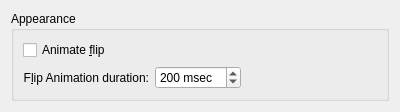
KDE/kwin, file effects/flipswitch_config.ui: the form before one commit.
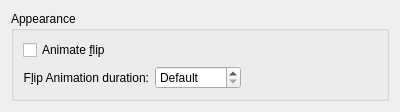
The form after the commit.

Commit message: Add a global configuration option for animation speed. See description of Effect::animationTime() for how-to-use. TODO: Effects need to reload config after doing the change in the kcm. NOTE: Default TimeLine constructor now creates invalid object, it is necessary to explicitly call setDuration() in order to ensure all animations respect this setting.

What changed in the file:
```diff
--- a/effects/flipswitch_config.ui
+++ b/effects/flipswitch_config.ui
@@ -38,14 +38,17 @@
       </item>
       <item row="1" column="1" >
        <widget class="QSpinBox" name="spinFlipDuration" >
+        <property name="specialValueText" >
+         <string>Default</string>
+        </property>
         <property name="suffix" >
          <string> msec</string>
         </property>
         <property name="maximum" >
          <number>5000</number>
         </property>
-        <property name="value" >
-         <number>200</number>
+        <property name="singleStep" >
+         <number>10</number>
         </property>
        </widget>
       </item>
```
The commit also changes 44 other files.
